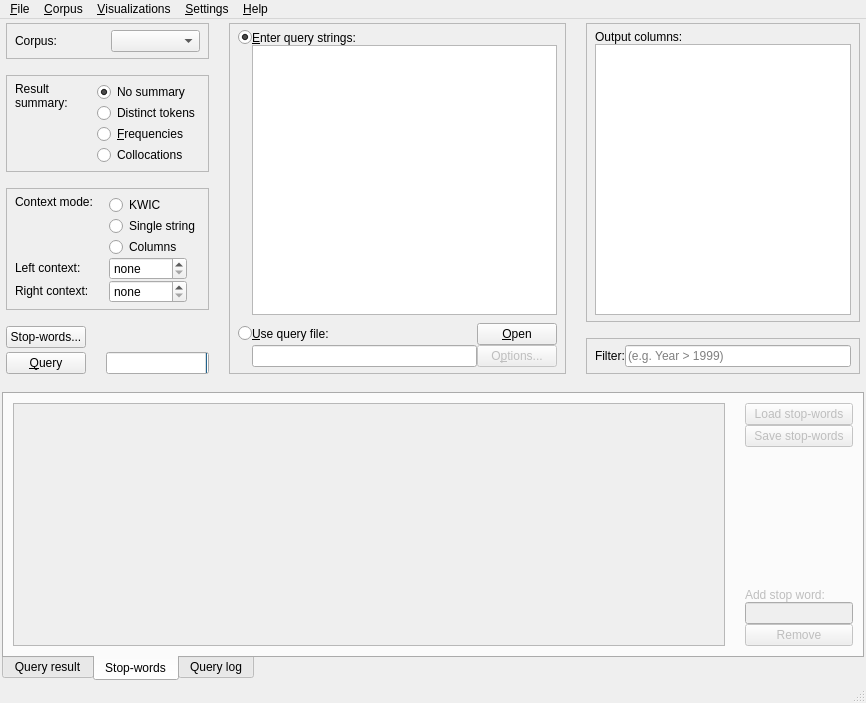
gkunter/coquery, file coquery/gui/coquery.ui: the form before one commit.
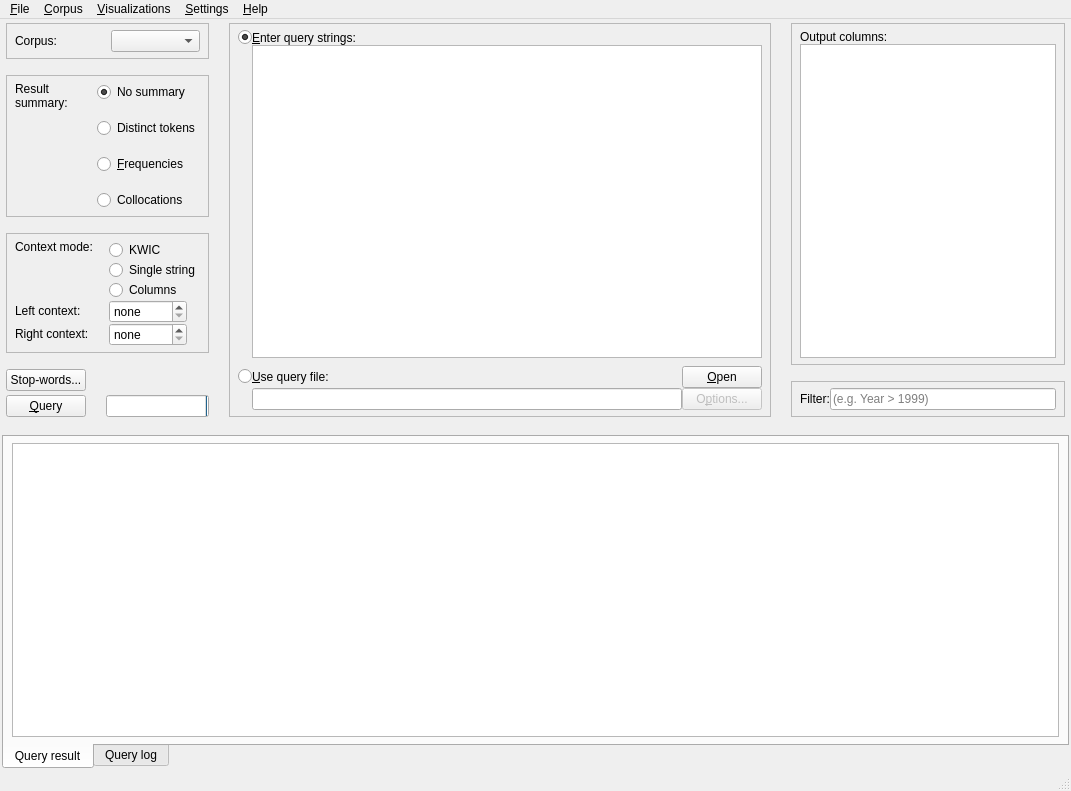
The form after the commit. The open tabs and pages were chosen to show the change. Icons and pictures are not drawn.

Patch:
```diff
--- a/coquery/gui/coquery.ui
+++ b/coquery/gui/coquery.ui
@@ -6,8 +6,8 @@
    <rect>
     <x>0</x>
     <y>0</y>
-    <width>866</width>
-    <height>703</height>
+    <width>1071</width>
+    <height>791</height>
    </rect>
   </property>
   <property name="windowTitle">
@@ -208,7 +208,7 @@
             <item>
              <layout class="QVBoxLayout" name="verticalLayout_14">
               <property name="spacing">
-               <number>1</number>
+               <number>-1</number>
               </property>
               <item>
                <widget class="QRadioButton" name="radio_mode_tokens">
@@ -338,7 +338,7 @@
             <item row="0" column="1">
              <layout class="QVBoxLayout" name="verticalLayout_11">
               <property name="spacing">
-               <number>1</number>
+               <number>-1</number>
               </property>
               <item>
                <widget class="QRadioButton" name="radio_context_mode_kwic">
@@ -1012,138 +1012,6 @@
         </item>
        </layout>
       </widget>
-      <widget class="QWidget" name="stopword_tab">
-       <property name="enabled">
-        <bool>false</bool>
-       </property>
-       <attribute name="title">
-        <string>Stop-words</string>
-       </attribute>
-       <layout class="QHBoxLayout" name="horizontalLayout_4">
-        <item>
-         <layout class="QHBoxLayout" name="horizontalLayout_3" stretch="1,0">
-          <property name="spacing">
-           <number>20</number>
-          </property>
-          <item>
-           <widget class="QListWidget" name="stopword_list">
-            <property name="sizePolicy">
-             <sizepolicy hsizetype="Expanding" vsizetype="MinimumExpanding">
-              <horstretch>0</horstretch>
-              <verstretch>0</verstretch>
-             </sizepolicy>
-            </property>
-            <property name="alternatingRowColors">
-             <bool>true</bool>
-            </property>
-            <property name="selectionMode">
-             <enum>QAbstractItemView::ExtendedSelection</enum>
-            </property>
-            <property name="flow">
-             <enum>QListView::TopToBottom</enum>
-            </property>
-            <property name="isWrapping" stdset="0">
-             <bool>true</bool>
-            </property>
-            <property name="resizeMode">
-             <enum>QListView::Adjust</enum>
-            </property>
-            <property name="spacing">
-             <number>10</number>
-            </property>
-            <property name="viewMode">
-             <enum>QListView::IconMode</enum>
-            </property>
-            <property name="wordWrap">
-             <bool>true</bool>
-            </property>
-            <property name="selectionRectVisible">
-             <bool>true</bool>
-            </property>
-           </widget>
-          </item>
-          <item>
-           <layout class="QVBoxLayout" name="verticalLayout_6">
-            <property name="spacing">
-             <number>0</number>
-            </property>
-            <item>
-             <widget class="QPushButton" name="button_stopword_load">
-              <property name="text">
-               <string>Load stop-words</string>
-              </property>
-              <property name="icon">
-               <iconset theme="document-open">
-                <normaloff/>
-               </iconset>
-              </property>
-             </widget>
-            </item>
-            <item>
-             <widget class="QPushButton" name="button_stopword_save">
-              <property name="text">
-               <string>Save stop-words</string>
-              </property>
-              <property name="icon">
-               <iconset theme="document-save">
-                <normaloff/>
-               </iconset>
-              </property>
-             </widget>
-            </item>
-            <item>
-             <spacer name="verticalSpacer_2">
-              <property name="orientation">
-               <enum>Qt::Vertical</enum>
-              </property>
-              <property name="sizeType">
-               <enum>QSizePolicy::MinimumExpanding</enum>
-              </property>
-              <property name="sizeHint" stdset="0">
-               <size>
-                <width>20</width>
-                <height>40</height>
-               </size>
-              </property>
-             </spacer>
-            </item>
-            <item>
-             <layout class="QVBoxLayout" name="verticalLayout_10">
-              <property name="spacing">
-               <number>0</number>
-              </property>
-              <item>
-               <widget class="QLabel" name="label_3">
-                <property name="text">
-                 <string>Add stop word:</string>
-                </property>
-               </widget>
-              </item>
-              <item>
-               <widget class="QLineEdit" name="edit_stopword">
-                <property name="sizePolicy">
-                 <sizepolicy hsizetype="Minimum" vsizetype="Fixed">
-                  <horstretch>0</horstretch>
-                  <verstretch>0</verstretch>
-                 </sizepolicy>
-                </property>
-               </widget>
-              </item>
-              <item>
-               <widget class="QPushButton" name="button_stopword_remove">
-                <property name="text">
-                 <string>Remove</string>
-                </property>
-               </widget>
-              </item>
-             </layout>
-            </item>
-           </layout>
-          </item>
-         </layout>
-        </item>
-       </layout>
-      </widget>
       <widget class="QWidget" name="log_tab">
        <property name="sizePolicy">
         <sizepolicy hsizetype="Preferred" vsizetype="Expanding">
@@ -1186,8 +1054,8 @@
     <rect>
      <x>0</x>
      <y>0</y>
-     <width>866</width>
-     <height>21</height>
+     <width>1071</width>
+     <height>36</height>
     </rect>
    </property>
    <widget class="QMenu" name="menuFile">
```
Left out of the diff: 57 changed lines with no effect on the pictures.
